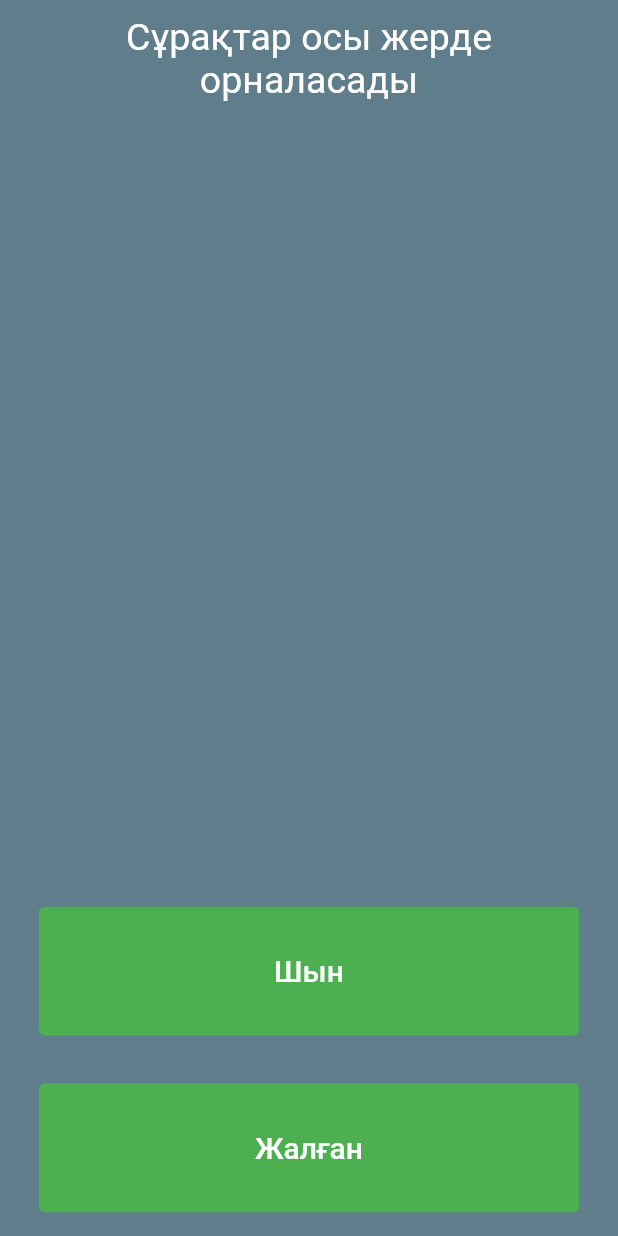
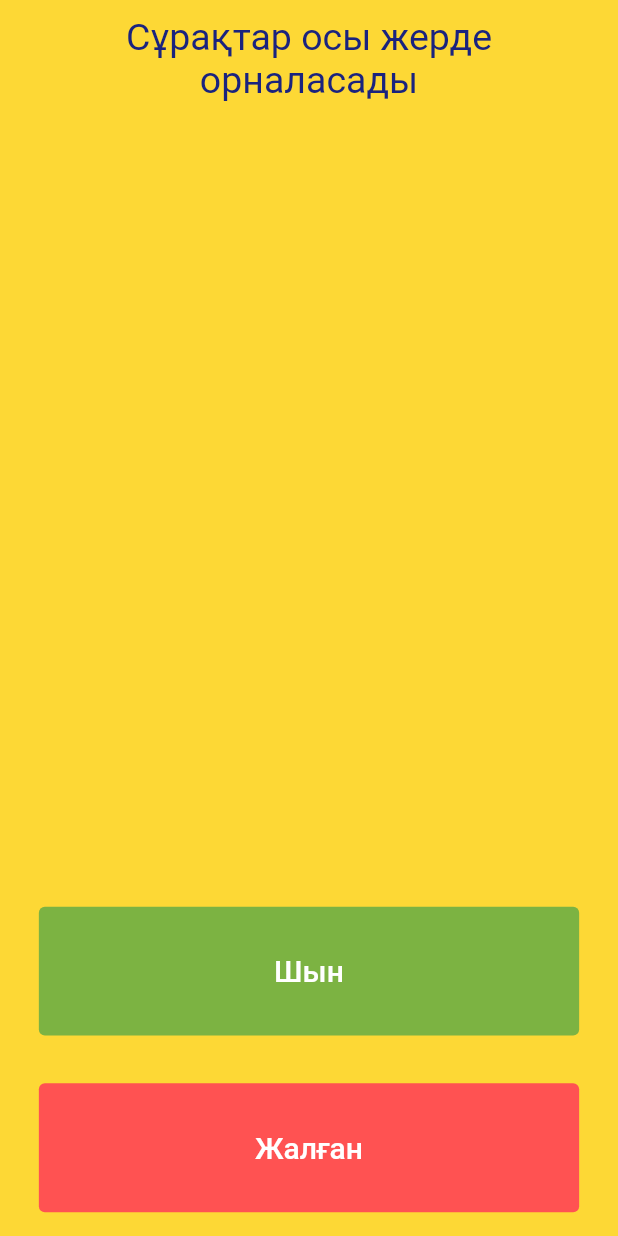
Before and after one commit to Codeupkz/quiz_app, a Flutter app: the screen it shows after launch, on a phone screen of 412 x 824 dp. Run offline on Flutter 3.47's test engine with Material 2 defaults, Android fonts, the phone set to English and light mode, and no system bars.

Commit message:
Changed colors

```diff
--- a/lib/main.dart
+++ b/lib/main.dart
@@ -12,7 +12,7 @@ class Quiz extends StatelessWidget {
   Widget build(BuildContext context) {
     return MaterialApp(
       home: Scaffold(
-        backgroundColor: Colors.blueGrey,
+        backgroundColor: Colors.yellow[600],
         body: SafeArea(
           child: Padding(
             padding: EdgeInsets.symmetric(horizontal: 10.0),
@@ -47,7 +47,7 @@ class _QuizViewState extends State<QuizView> {
               textAlign: TextAlign.center,
               style: TextStyle(
                 fontSize: 25.0,
-                color: Colors.white,
+                color: Colors.indigo[900],
               ),
             ),
           ),
@@ -57,7 +57,7 @@ class _QuizViewState extends State<QuizView> {
             padding: EdgeInsets.all(15.9),
             child: TextButton(
               style: TextButton.styleFrom(
-                backgroundColor: Colors.green,
+                backgroundColor: Colors.lightGreen[600],
               ),
               onPressed: () {},
               child: Text(
@@ -76,7 +76,7 @@ class _QuizViewState extends State<QuizView> {
             padding: EdgeInsets.all(15.9),
             child: TextButton(
               style: TextButton.styleFrom(
-                backgroundColor: Colors.green,
+                backgroundColor: Colors.redAccent,
               ),
               onPressed: () {},
               child: Text(
```
